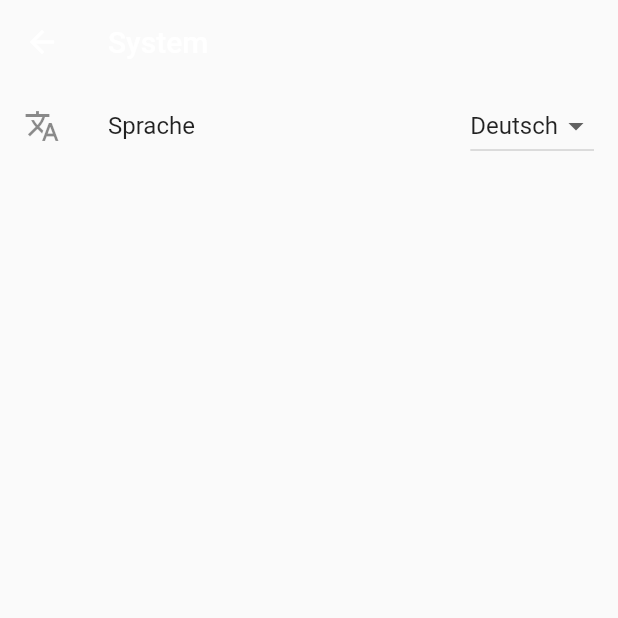
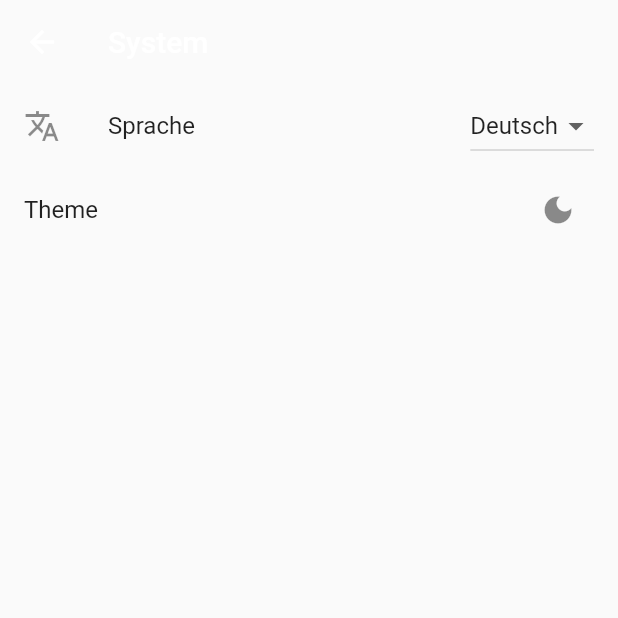
Before and after one commit to BixConcept/tutoring-mobile, a Flutter app: the MySettingsSystem screen opened directly, on a phone screen of 412 x 824 dp, the top half of it. Run offline on Flutter 3.47's test engine with Material 2 defaults, Android fonts, the phone set to English and light mode, and no system bars; our stand-ins replace shared_preferences; accounts and stored records are empty; generated files the repository leaves out were written again.

Commit message:
Add Theme
Co-authored-by: Jakob <jak.bovermann@gmail.com>
Co-authored-by: Sanberk <sanberk@sanberk.xyz>

```diff
--- a/lib/components/bottom_nav_bar.dart
+++ b/lib/components/bottom_nav_bar.dart
@@ -25,7 +25,6 @@ class _BottomNavBarState extends State<BottomNavBar> {
   @override
   Widget build(BuildContext context) {
     return BottomNavigationBar(
-      // ignore: prefer_const_literals_to_create_immutables
       currentIndex: _currentIndex,
       onTap: (value) {
         _onTap(value);
--- a/lib/main.dart
+++ b/lib/main.dart
@@ -1,10 +1,10 @@
-import 'package:flutter/cupertino.dart';
 import 'package:flutter/material.dart';
 import 'package:flutter_localizations/flutter_localizations.dart';
 import 'package:flutter_gen/gen_l10n/app_localizations.dart';
 import 'package:provider/provider.dart';
+import 'package:tutoring_mobile/themeManager.dart';
 
-import './views/home.dart';
+import 'package:tutoring_mobile/views/home.dart';
 
 void main() {
   runApp(const App());
@@ -17,25 +17,49 @@ class App extends StatelessWidget {
   Widget build(BuildContext context) {
     return MultiProvider(providers: [
       ChangeNotifierProvider(
-        create: (BuildContext context) => LocaleProvider(),
-      )
-    ], child: MyApp());
+          create: (BuildContext context) => LocaleProvider()),
+      ChangeNotifierProvider<ThemeNotifier>(
+        create: (BuildContext context) => ThemeNotifier(),
+      ),
+    ], child: const MyApp());
   }
 }
 
-class MyApp extends StatelessWidget {
+class MyApp extends StatefulWidget {
   const MyApp({super.key});
 
-  // This widget is the root of your application.
+  // This widget is the root of your application
+
+  _MyAppState createState() => _MyAppState();
+
+  static _MyAppState of(BuildContext context) =>
+      context.findAncestorStateOfType<_MyAppState>()!;
+}
+
+class _MyAppState extends State<MyApp> {
+  ThemeMode _themeMode = ThemeMode.system;
+
+  void changeTheme(ThemeMode themeMode) {
+    setState(() {
+      _themeMode = themeMode;
+    });
+  }
+
+  ThemeMode getTheme() {
+    return _themeMode;
+  }
+
   @override
   Widget build(BuildContext context) {
     var locale = Provider.of<LocaleProvider>(context);
-    return MaterialApp(
+    return Consumer<ThemeNotifier>(
+      builder: (context, theme, _) => MaterialApp(
         locale: Locale(locale.locale),
         title: 'GymHaan App',
-      darkTheme: ThemeData(
-          brightness: Brightness.dark, scaffoldBackgroundColor: Colors.black),
-      home: MyHomePage(),
+        theme: ThemeData(),
+        darkTheme: ThemeData.dark(),
+        themeMode: _themeMode,
+        home: const MyHomePage(),
         localizationsDelegates: const [
           AppLocalizations.delegate,
           GlobalMaterialLocalizations.delegate,
@@ -45,14 +69,15 @@ class MyApp extends StatelessWidget {
         supportedLocales: const [
           Locale('en', ''),
           Locale('de', ''),
-        // Locale('ua', ''),
         ],
+      ),
     );
   }
 }
 
 class LocaleProvider extends ChangeNotifier {
   String _locale = 'de';
+
   String get locale => _locale;
 
   LocaleProvider();
--- /dev/null
+++ b/lib/themeManager.dart
@@ -0,0 +1,35 @@
+import 'package:flutter/material.dart';
+import 'package:tutoring_mobile/storageManager.dart';
+
+class ThemeNotifier with ChangeNotifier {
+  final darkTheme = ThemeData(
+    primarySwatch: Colors.grey,
+    primaryColor: Colors.black,
+    brightness: Brightness.dark,
+    backgroundColor: const Color(0xFF212121),
+    dividerColor: Colors.black12,
+  );
+
+  final lightTheme = ThemeData(
+    primarySwatch: Colors.grey,
+    primaryColor: Colors.white,
+    brightness: Brightness.light,
+    backgroundColor: const Color(0xFFE5E5E5),
+    dividerColor: Colors.white54,
+  );
+
+  late ThemeData _themeData;
+  ThemeData getTheme() => _themeData;
+
+  ThemeNotifier() {
+    StorageManager.readData('themeMode').then((value) {
+      var themeMode = value ?? 'light';
+      if (themeMode == 'light') {
+        _themeData = lightTheme;
+      } else {
+        _themeData = darkTheme;
+      }
+      notifyListeners();
+    });
+  }
+}
--- a/lib/views/home.dart
+++ b/lib/views/home.dart
@@ -13,7 +13,7 @@ class MyHomePage extends StatefulWidget {
 
 class _MyHomePageState extends State<MyHomePage> {
   int _tabIndex = 0;
-  final _pages = [MySearchPage(), MySettingsPage()];
+  final _pages = [const MySearchPage(), const MySettingsPage()];
 
   @override
   Widget build(BuildContext context) {
--- a/lib/views/search.dart
+++ b/lib/views/search.dart
@@ -65,10 +65,10 @@ class MySearchPage extends StatelessWidget {
                                   ),
                                 ),
                                 Text(subjectEmoji,
-                                    style: TextStyle(fontSize: 30))
+                                    style: const TextStyle(fontSize: 30))
                               ]),
                         ),
-                        SizedBox(
+                        const SizedBox(
                           width: 10,
                         )
                       ],
--- a/lib/views/settings/system.dart
+++ b/lib/views/settings/system.dart
@@ -1,4 +1,5 @@
 import 'package:flutter/material.dart';
+import 'package:flutter/scheduler.dart';
 
 import 'package:flutter_gen/gen_l10n/app_localizations.dart';
 import 'package:provider/provider.dart';
@@ -15,18 +16,28 @@ class _MySettingsSystemState extends State<MySettingsSystem> {
   final languages = {'de': 'Deutsch', 'en': 'English'};
   String languageValue = 'de';
 
+  late bool dark;
+
   @override
   void initState() {
-    // TODO: implement initState
-
+    super.initState();
     Future.delayed(Duration.zero, () {
       languageValue = Localizations.localeOf(context).languageCode;
     });
+
+    // GET SE THEME
+    if (MyApp.of(context).getTheme() == ThemeMode.dark) {
+      dark = true;
+    } else if (MyApp.of(context).getTheme() == ThemeMode.light) {
+      dark = false;
+    } else if (MyApp.of(context).getTheme() == ThemeMode.system) {
+      dark = SchedulerBinding.instance.platformDispatcher.platformBrightness==Brightness.dark?true:false;
+    }
   }
 
   @override
   Widget build(BuildContext context) {
-    LocaleProvider _locale = Provider.of<LocaleProvider>(context);
+    LocaleProvider locale = Provider.of<LocaleProvider>(context);
     setState(() {});
 
     return Scaffold(
@@ -52,13 +63,33 @@ class _MySettingsSystemState extends State<MySettingsSystem> {
                 setState(
                   () {
                     languageValue = value!;
-                    _locale.setLocale(languageValue);
+                    locale.setLocale(languageValue);
                   },
                 );
               },
               value: languageValue,
             ),
-          )
+          ),
+          ListTile(
+            title: const Text("Theme"),
+            trailing: IconButton(
+              icon: dark != true
+                  ? const Icon(Icons.dark_mode)
+                  : const Icon(Icons.light_mode),
+              onPressed: () {
+                setState(
+                  () {
+                    if (dark) {
+                      MyApp.of(context).changeTheme(ThemeMode.light);
+                    } else {
+                      MyApp.of(context).changeTheme(ThemeMode.dark);
+                    }
+                    dark = !dark;
+                  },
+                );
+              },
+            ),
+          ),
         ],
       ),
     );
--- a/pubspec.yaml
+++ b/pubspec.yaml
@@ -39,6 +39,7 @@ dependencies:
   cupertino_icons: ^1.0.2
   intl: ^0.17.0
   provider: ^6.0.4
+  shared_preferences: ^2.0.15
 
 dev_dependencies:
   flutter_test:
```
Also changed, not shown: lib/storageManager.dart (added, +27 -0 lines), lib/l10n/app_ua.arb (deleted), pubspec.lock, 1 other file. Lines whose indentation alone changed are shown as unchanged.
